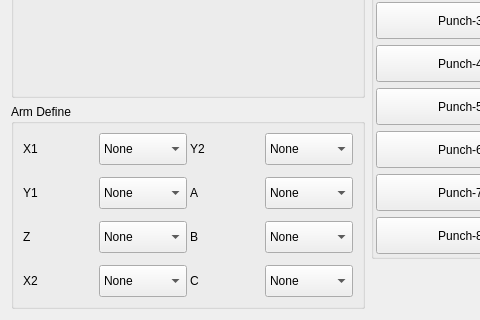
GaussCheng/2-5AxisPunch, file hcsettings/icstructdefineframe.ui: the form before one commit; both pictures show x 0 to 480 and y 119 to 439 of the 736 by 439 pixel window.
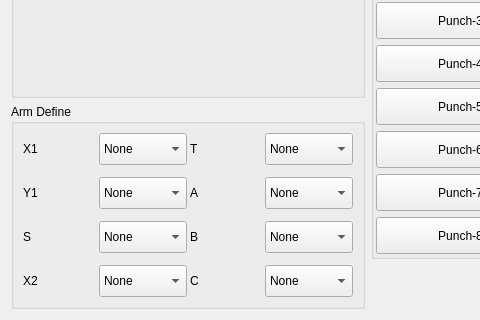
The form after the commit. Custom widgets are drawn as their Qt base class.

Diff of the .ui file:
```diff
--- a/hcsettings/icstructdefineframe.ui
+++ b/hcsettings/icstructdefineframe.ui
@@ -119,7 +119,7 @@
         <item row="2" column="0">
          <widget class="QLabel" name="label_13">
           <property name="text">
-           <string>Z</string>
+           <string>S</string>
           </property>
          </widget>
         </item>
@@ -215,7 +215,7 @@
         <item row="0" column="2">
          <widget class="QLabel" name="label_12">
           <property name="text">
-           <string>Y2</string>
+           <string>T</string>
           </property>
          </widget>
         </item>
```
